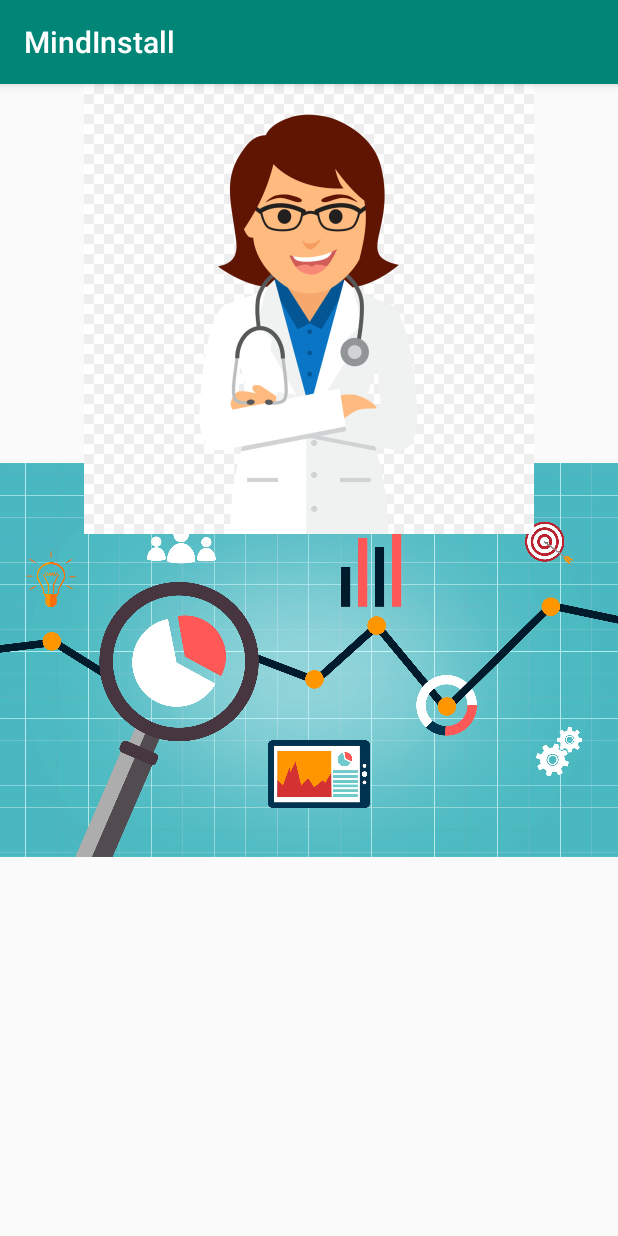
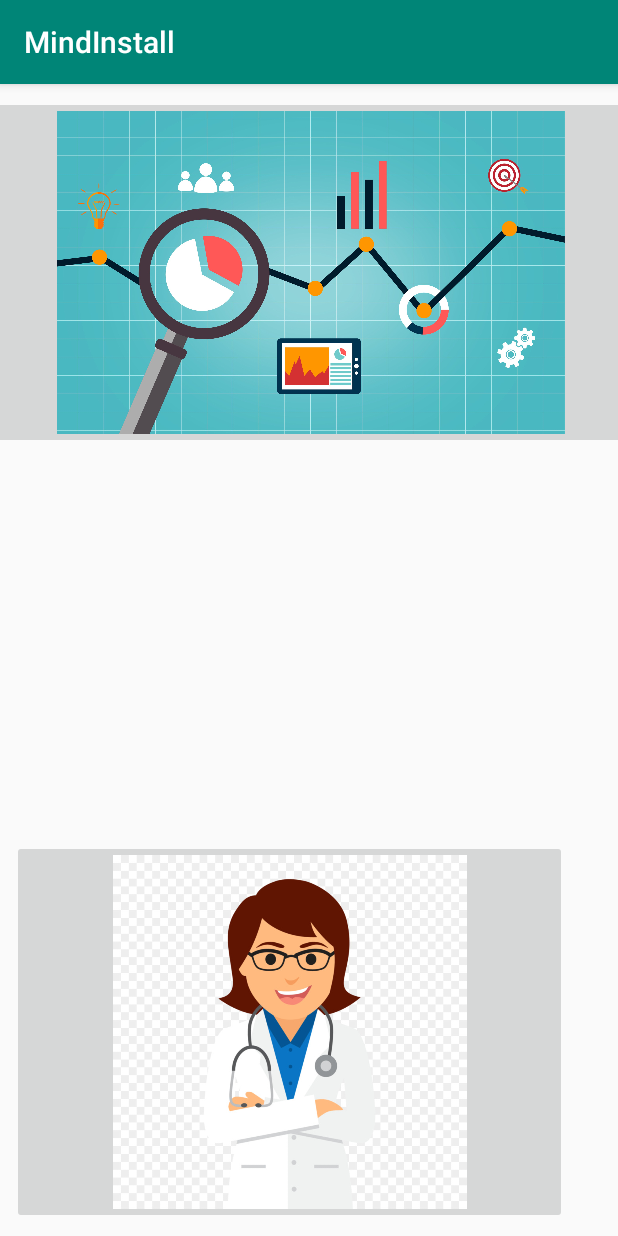
Before and after one commit to sameerg07/MindInstall, an Android app: the screen it shows after launch once a user with an empty profile is signed in (Usermain), on a phone screen of 412 x 824 dp. Run offline under Robolectric (Android 15) with nearby library versions, the phone set to English and light mode, and no system bars; our stand-ins replace Firebase (no records; nobody signed in at launch, a user with empty details on screens opened directly); libraries missing offline, so code that uses them is left out: com.nispok.snackbar.

Commit message:
design changes

```diff
--- a/app/build.gradle
+++ b/app/build.gradle
@@ -5,7 +5,7 @@ android {
     compileSdkVersion 28
     defaultConfig {
         applicationId "com.example.sameer.mindinstall"
-        minSdkVersion 15
+        minSdkVersion 23
         targetSdkVersion 28
         versionCode 1
         versionName "1.0"
@@ -20,6 +20,7 @@ android {
 }
 
 dependencies {
+    implementation 'com.squareup.okhttp3:okhttp:3.2.0'
     implementation fileTree(dir: 'libs', include: ['*.jar'])
     implementation 'com.nispok:snackbar:2.6.1'
     implementation 'com.android.support:appcompat-v7:28.0.0'
--- a/app/src/main/java/com/example/sameer/mindinstall/Usermain.java
+++ b/app/src/main/java/com/example/sameer/mindinstall/Usermain.java
@@ -1,13 +1,34 @@
 package com.example.sameer.mindinstall;
 
+import android.app.DownloadManager;
 import android.support.v7.app.AppCompatActivity;
 import android.os.Bundle;
+import android.util.Log;
+import android.view.View;
+import android.view.textclassifier.TextClassification;
 
-public class Usermain extends AppCompatActivity {
+import com.google.android.gms.common.api.Response;
+
+import java.io.BufferedOutputStream;
+import java.io.BufferedWriter;
+import java.io.OutputStream;
+import java.io.OutputStreamWriter;
+import java.net.HttpURLConnection;
+import java.net.URL;
+
+import okhttp3.FormBody;
+import okhttp3.OkHttpClient;
+import okhttp3.Request;
+import okhttp3.RequestBody;
+
+import static android.provider.Telephony.Carriers.PASSWORD;
+
+public class Usermain extends AppCompatActivity implements View.OnClickListener {
 
     @Override
     protected void onCreate(Bundle savedInstanceState) {
         super.onCreate(savedInstanceState);
         setContentView(R.layout.activity_usermain);
     }
+
 }
--- a/app/src/main/res/layout/activity_usermain.xml
+++ b/app/src/main/res/layout/activity_usermain.xml
@@ -7,19 +7,63 @@
     tools:context=".Usermain">
 
 
-        <ImageView
-            android:id="@+id/ibtn_home_bus"
-            android:layout_width="wrap_content"
-            android:layout_height="wrap_content"
-            android:src="@drawable/analytics"
-            />
+        <!--<ImageView-->
+            <!--android:id="@+id/ibtn_home_bus"-->
+            <!--android:layout_width="wrap_content"-->
+            <!--android:layout_height="wrap_content"-->
+            <!--android:layout_marginTop="8dp"-->
+            <!--android:src="@drawable/analytics"-->
+            <!--app:layout_constraintBottom_toBottomOf="parent"-->
+            <!--app:layout_constraintTop_toTopOf="parent"-->
+            <!--app:layout_constraintVertical_bias="1.0"-->
+            <!--tools:layout_editor_absoluteX="0dp" />-->
 
 
-        <ImageView
-            android:id="@+id/ibtn_home_butoday"
-            android:layout_width="wrap_content"
-            android:layout_height="300dp"
-            android:src="@drawable/doctor"
-            />
+        <!--<ImageView-->
+            <!--android:id="@+id/ibtn_home_butoday"-->
+            <!--android:layout_width="wrap_content"-->
+            <!--android:layout_height="300dp"-->
+            <!--android:src="@drawable/doctor"-->
+            <!--tools:layout_editor_absoluteX="74dp"-->
+            <!--tools:layout_editor_absoluteY="62dp" />-->
 
+        <ImageButton
+            android:id="@+id/view_values_button"
+            android:layout_width="657dp"
+            android:layout_height="235dp"
+            android:layout_marginStart="8dp"
+            android:layout_marginLeft="8dp"
+            android:layout_marginTop="8dp"
+            android:layout_marginEnd="8dp"
+            android:layout_marginRight="8dp"
+            android:layout_marginBottom="8dp"
+            android:adjustViewBounds="true"
+            android:scaleType="centerInside"
+            app:layout_constraintBottom_toBottomOf="parent"
+            app:layout_constraintEnd_toEndOf="parent"
+            app:layout_constraintHorizontal_bias="0.498"
+            app:layout_constraintStart_toStartOf="parent"
+            app:layout_constraintTop_toTopOf="parent"
+            app:layout_constraintVertical_bias="0.0"
+            app:srcCompat="@drawable/analytics" />
+
+        <ImageButton
+            android:id="@+id/send_values_button"
+            android:layout_width="370dp"
+            android:layout_height="256dp"
+            android:layout_marginStart="8dp"
+            android:layout_marginLeft="8dp"
+            android:layout_marginTop="8dp"
+            android:layout_marginEnd="8dp"
+            android:layout_marginRight="8dp"
+            android:layout_marginBottom="8dp"
+            android:adjustViewBounds="true"
+            android:scaleType="centerInside"
+            app:layout_constraintBottom_toBottomOf="parent"
+            app:layout_constraintEnd_toEndOf="parent"
+            app:layout_constraintHorizontal_bias="0.0"
+            app:layout_constraintStart_toStartOf="parent"
+            app:layout_constraintTop_toTopOf="parent"
+            app:layout_constraintVertical_bias="1.0"
+            app:srcCompat="@drawable/doctor" />
 </android.support.constraint.ConstraintLayout>
```
